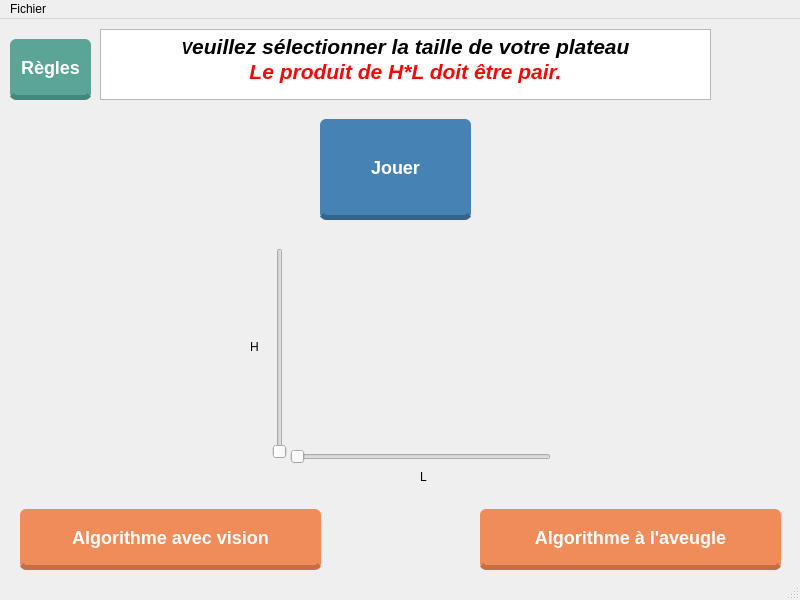
First picture: the form in secondwindow.ui, repository OxmoGambino/CardGames, before the edit.
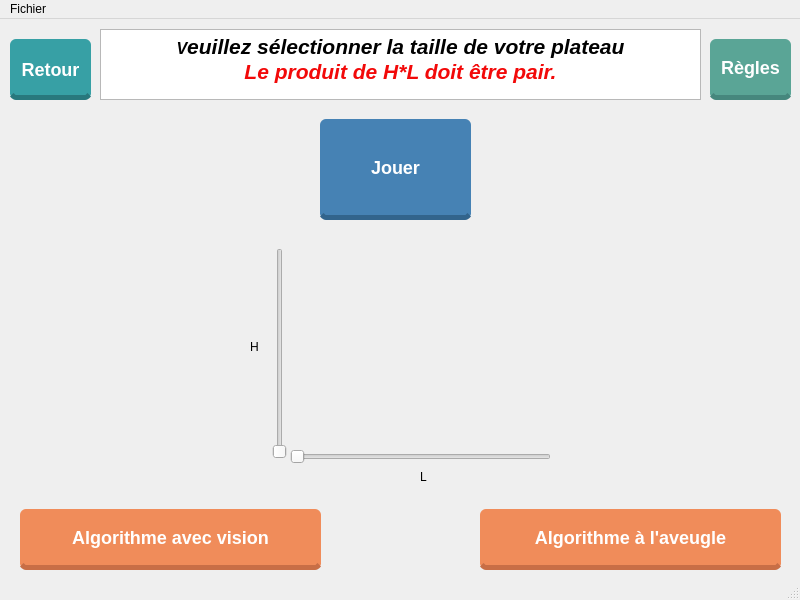
Second picture: the form after the edit.

Commit message: bouton recommencer ajout

Diff of the .ui file:
```diff
--- a/secondwindow.ui
+++ b/secondwindow.ui
@@ -109,7 +109,7 @@
      <rect>
       <x>100</x>
       <y>10</y>
-      <width>611</width>
+      <width>601</width>
       <height>71</height>
      </rect>
     </property>
@@ -230,7 +230,7 @@
    <widget class="QPushButton" name="rulesButton">
     <property name="geometry">
      <rect>
-      <x>10</x>
+      <x>710</x>
       <y>20</y>
       <width>81</width>
       <height>61</height>
@@ -265,6 +265,43 @@
      <string>Règles</string>
     </property>
    </widget>
+   <widget class="QPushButton" name="backButton">
+    <property name="geometry">
+     <rect>
+      <x>10</x>
+      <y>20</y>
+      <width>81</width>
+      <height>61</height>
+     </rect>
+    </property>
+    <property name="styleSheet">
+     <string notr="true">QPushButton{
+    background-color: rgb(55, 160, 165);        /* Turquoise profond */
+    color: white;
+    font-size: 18px;
+    font-weight: bold;
+    border: none;
+    border-radius: 6px;
+    padding-top: 5px;
+    border-bottom: 5px solid rgb(40, 120, 125); /* Ombre foncée */
+}
+
+QPushButton:hover {
+    background-color: rgb(75, 190, 195);        /* Plus clair au survol */
+    border-bottom: 5px solid rgb(55, 145, 150);
+}
+
+QPushButton:pressed {
+    background-color: rgb(45, 130, 135);
+    border-bottom: 2px solid rgb(35, 105, 110);
+    padding-top: 7px;
+}
+</string>
+    </property>
+    <property name="text">
+     <string>Retour</string>
+    </property>
+   </widget>
   </widget>
   <widget class="QMenuBar" name="menubar">
    <property name="geometry">
```
The commit also changes 3 other files.
